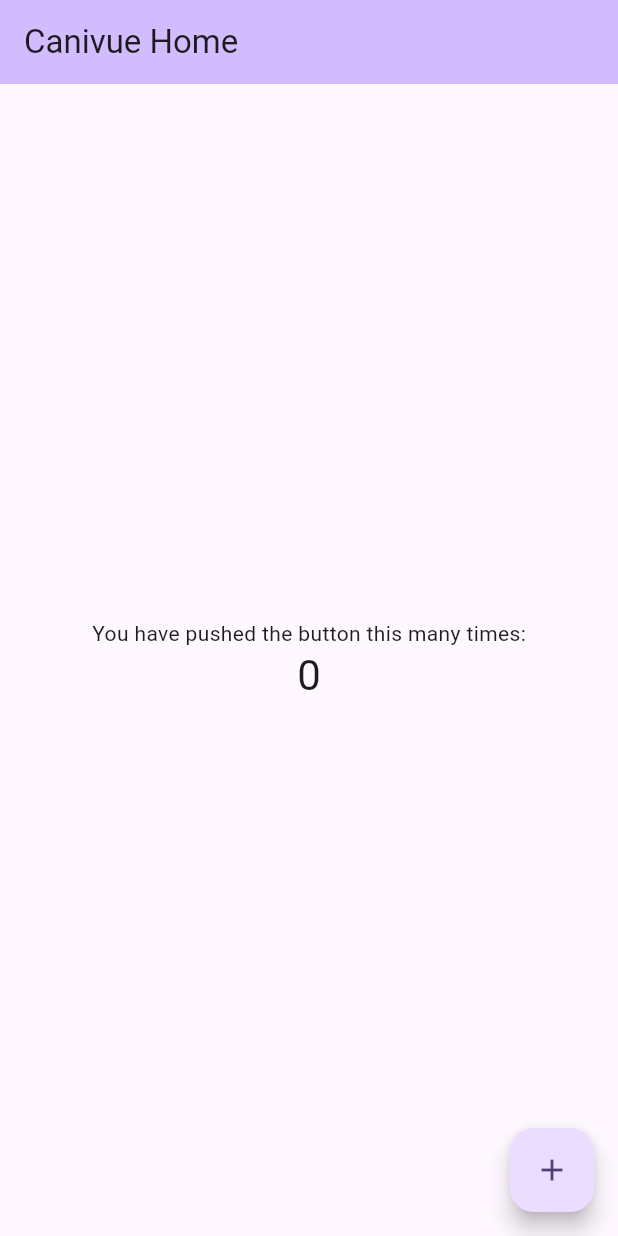
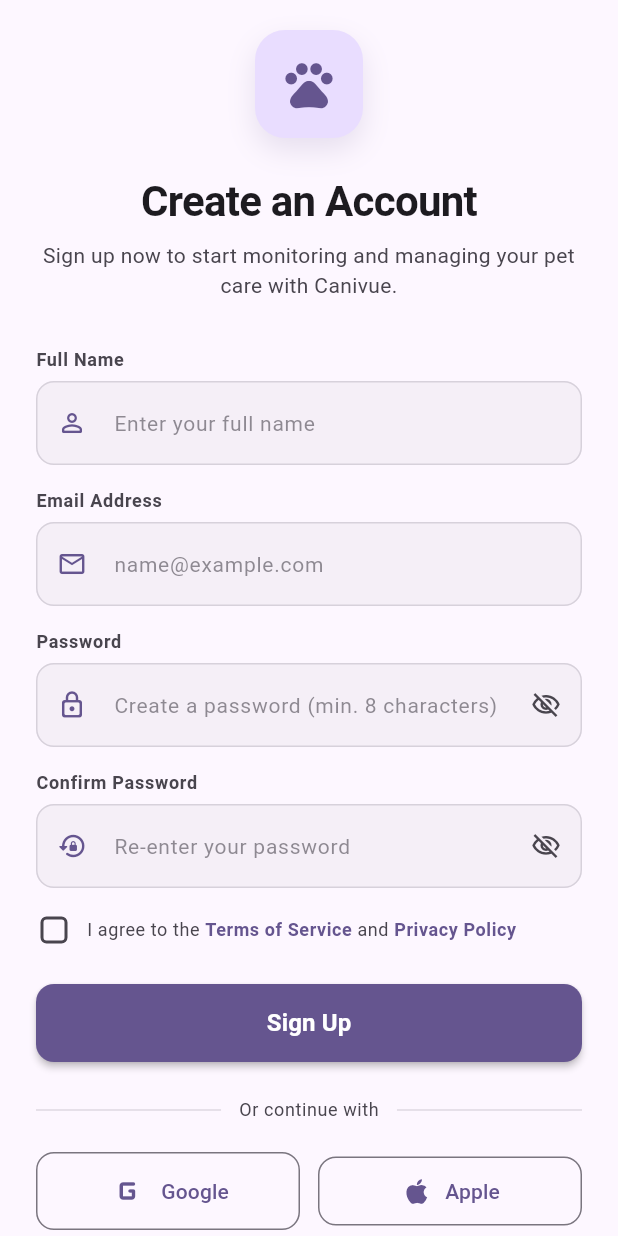
Before and after one commit to indunil-jay/canivue, a Flutter app: the screen it shows after launch, on a phone screen of 412 x 824 dp. Run offline on Flutter 3.47's test engine with Material 3 defaults, Android fonts, the phone set to English and light mode, and no system bars.

Commit message:
feat(auth): implement signup screen with validation and responsive layout

```diff
--- /dev/null
+++ b/lib/features/auth/screens/signup_screen.dart
@@ -0,0 +1,449 @@
+import 'package:flutter/material.dart';
+import 'package:canivue/features/auth/widgets/custom_text_field.dart';
+
+class SignUpScreen extends StatefulWidget {
+  const SignUpScreen({super.key});
+
+  @override
+  State<SignUpScreen> createState() => _SignUpScreenState();
+}
+
+class _SignUpScreenState extends State<SignUpScreen> {
+  final _formKey = GlobalKey<FormState>();
+
+  final _nameController = TextEditingController();
+  final _emailController = TextEditingController();
+  final _passwordController = TextEditingController();
+  final _confirmPasswordController = TextEditingController();
+
+  bool _obscurePassword = true;
+  bool _obscureConfirmPassword = true;
+  bool _agreeToTerms = false;
+  bool _isLoading = false;
+
+  @override
+  void dispose() {
+    _nameController.dispose();
+    _emailController.dispose();
+    _passwordController.dispose();
+    _confirmPasswordController.dispose();
+    super.dispose();
+  }
+
+  void _handleSignUp() async {
+    if (!_formKey.currentState!.validate()) {
+      return;
+    }
+
+    if (!_agreeToTerms) {
+      ScaffoldMessenger.of(context).showSnackBar(
+        SnackBar(
+          content: const Row(
+            children: [
+              Icon(Icons.info_outline, color: Colors.white, size: 20),
+              SizedBox(width: 8),
+              Expanded(
+                child: Text('Please accept the Terms of Service & Privacy Policy.'),
+              ),
+            ],
+          ),
+          backgroundColor: Theme.of(context).colorScheme.error,
+          behavior: SnackBarBehavior.floating,
+          shape: RoundedRectangleBorder(borderRadius: BorderRadius.circular(10)),
+        ),
+      );
+      return;
+    }
+
+    setState(() {
+      _isLoading = true;
+    });
+
+    // Simulate authentication network call
+    await Future.delayed(const Duration(seconds: 2));
+
+    if (!mounted) return;
+
+    setState(() {
+      _isLoading = false;
+    });
+
+    ScaffoldMessenger.of(context).showSnackBar(
+      SnackBar(
+        content: Row(
+          children: [
+            const Icon(Icons.check_circle_outline, color: Colors.white, size: 20),
+            const SizedBox(width: 8),
+            Expanded(
+              child: Text(
+                'Welcome, ${_nameController.text.trim()}! Account created successfully.',
+              ),
+            ),
+          ],
+        ),
+        backgroundColor: Colors.green.shade700,
+        behavior: SnackBarBehavior.floating,
+        shape: RoundedRectangleBorder(borderRadius: BorderRadius.circular(10)),
+      ),
+    );
+  }
+
+  @override
+  Widget build(BuildContext context) {
+    final theme = Theme.of(context);
+    final colorScheme = theme.colorScheme;
+
+    return Scaffold(
+      body: SafeArea(
+        child: Center(
+          child: SingleChildScrollView(
+            physics: const BouncingScrollPhysics(),
+            padding: const EdgeInsets.symmetric(horizontal: 24, vertical: 20),
+            child: ConstrainedBox(
+              constraints: const BoxConstraints(maxWidth: 480),
+              child: Form(
+                key: _formKey,
+                child: Column(
+                  crossAxisAlignment: CrossAxisAlignment.stretch,
+                  children: [
+                    // App Logo / Badge
+                    Center(
+                      child: Container(
+                        height: 72,
+                        width: 72,
+                        decoration: BoxDecoration(
+                          color: colorScheme.primaryContainer,
+                          borderRadius: BorderRadius.circular(20),
+                          boxShadow: [
+                            BoxShadow(
+                              color: colorScheme.primary.withValues(alpha: 0.15),
+                              blurRadius: 16,
+                              offset: const Offset(0, 8),
+                            ),
+                          ],
+                        ),
+                        child: Icon(
+                          Icons.pets_rounded,
+                          size: 38,
+                          color: colorScheme.primary,
+                        ),
+                      ),
+                    ),
+                    const SizedBox(height: 24),
+
+                    // Header Texts
+                    Text(
+                      'Create an Account',
+                      textAlign: TextAlign.center,
+                      style: theme.textTheme.headlineMedium?.copyWith(
+                        fontWeight: FontWeight.bold,
+                        color: colorScheme.onSurface,
+                        letterSpacing: -0.5,
+                      ),
+                    ),
+                    const SizedBox(height: 8),
+                    Text(
+                      'Sign up now to start monitoring and managing your pet care with Canivue.',
+                      textAlign: TextAlign.center,
+                      style: theme.textTheme.bodyMedium?.copyWith(
+                        color: colorScheme.onSurfaceVariant,
+                        height: 1.4,
+                      ),
+                    ),
+                    const SizedBox(height: 32),
+
+                    // Full Name Field
+                    CustomTextField(
+                      controller: _nameController,
+                      label: 'Full Name',
+                      hintText: 'Enter your full name',
+                      prefixIcon: Icons.person_outline_rounded,
+                      validator: (value) {
+                        if (value == null || value.trim().isEmpty) {
+                          return 'Please enter your full name';
+                        }
+                        if (value.trim().length < 2) {
+                          return 'Name must be at least 2 characters';
+                        }
+                        return null;
+                      },
+                    ),
+                    const SizedBox(height: 16),
+
+                    // Email Field
+                    CustomTextField(
+                      controller: _emailController,
+                      label: 'Email Address',
+                      hintText: 'name@example.com',
+                      prefixIcon: Icons.email_outlined,
+                      keyboardType: TextInputType.emailAddress,
+                      validator: (value) {
+                        if (value == null || value.trim().isEmpty) {
+                          return 'Please enter your email address';
+                        }
+                        final emailRegex = RegExp(
+                          r'^[a-zA-Z0-9._%+-]+@[a-zA-Z0-9.-]+\.[a-zA-Z]{2,}$',
+                        );
+                        if (!emailRegex.hasMatch(value.trim())) {
+                          return 'Please enter a valid email address';
+                        }
+                        return null;
+                      },
+                    ),
+                    const SizedBox(height: 16),
+
+                    // Password Field
+                    CustomTextField(
+                      controller: _passwordController,
+                      label: 'Password',
+                      hintText: 'Create a password (min. 8 characters)',
+                      prefixIcon: Icons.lock_outline_rounded,
+                      obscureText: _obscurePassword,
+                      suffixIcon: IconButton(
+                        icon: Icon(
+                          _obscurePassword
+                              ? Icons.visibility_off_outlined
+                              : Icons.visibility_outlined,
+                          color: colorScheme.onSurfaceVariant,
+                          size: 20,
+                        ),
+                        onPressed: () {
+                          setState(() {
+                            _obscurePassword = !_obscurePassword;
+                          });
+                        },
+                      ),
+                      validator: (value) {
+                        if (value == null || value.isEmpty) {
+                          return 'Please enter a password';
+                        }
+                        if (value.length < 8) {
+                          return 'Password must be at least 8 characters';
+                        }
+                        return null;
+                      },
+                    ),
+                    const SizedBox(height: 16),
+
+                    // Confirm Password Field
+                    CustomTextField(
+                      controller: _confirmPasswordController,
+                      label: 'Confirm Password',
+                      hintText: 'Re-enter your password',
+                      prefixIcon: Icons.lock_reset_rounded,
+                      obscureText: _obscureConfirmPassword,
+                      textInputAction: TextInputAction.done,
+                      suffixIcon: IconButton(
+                        icon: Icon(
+                          _obscureConfirmPassword
+                              ? Icons.visibility_off_outlined
+                              : Icons.visibility_outlined,
+                          color: colorScheme.onSurfaceVariant,
+                          size: 20,
+                        ),
+                        onPressed: () {
+                          setState(() {
+                            _obscureConfirmPassword = !_obscureConfirmPassword;
+                          });
+                        },
+                      ),
+                      validator: (value) {
+                        if (value == null || value.isEmpty) {
+                          return 'Please confirm your password';
+                        }
+                        if (value != _passwordController.text) {
+                          return 'Passwords do not match';
+                        }
+                        return null;
+                      },
+                      onFieldSubmitted: (_) => _handleSignUp(),
+                    ),
+                    const SizedBox(height: 16),
+
+                    // Terms & Conditions Checkbox
+                    Row(
+                      crossAxisAlignment: CrossAxisAlignment.center,
+                      children: [
+                        SizedBox(
+                          height: 24,
+                          width: 24,
+                          child: Checkbox(
+                            value: _agreeToTerms,
+                            activeColor: colorScheme.primary,
+                            shape: RoundedRectangleBorder(
+                              borderRadius: BorderRadius.circular(4),
+                            ),
+                            onChanged: (val) {
+                              setState(() {
+                                _agreeToTerms = val ?? false;
+                              });
+                            },
+                          ),
+                        ),
+                        const SizedBox(width: 10),
+                        Expanded(
+                          child: GestureDetector(
+                            onTap: () {
+                              setState(() {
+                                _agreeToTerms = !_agreeToTerms;
+                              });
+                            },
+                            child: RichText(
+                              text: TextSpan(
+                                style: theme.textTheme.bodySmall?.copyWith(
+                                  color: colorScheme.onSurfaceVariant,
+                                ),
+                                children: [
+                                  const TextSpan(text: 'I agree to the '),
+                                  TextSpan(
+                                    text: 'Terms of Service',
+                                    style: TextStyle(
+                                      color: colorScheme.primary,
+                                      fontWeight: FontWeight.w600,
+                                    ),
+                                  ),
+                                  const TextSpan(text: ' and '),
+                                  TextSpan(
+                                    text: 'Privacy Policy',
+                                    style: TextStyle(
+                                      color: colorScheme.primary,
+                                      fontWeight: FontWeight.w600,
+                                    ),
+                                  ),
+                                ],
+                              ),
+                            ),
+                          ),
+                        ),
+                      ],
+                    ),
+                    const SizedBox(height: 24),
+
+                    // Sign Up Submit Button
+                    SizedBox(
+                      height: 52,
+                      child: FilledButton(
+                        onPressed: _isLoading ? null : _handleSignUp,
+                        style: FilledButton.styleFrom(
+                          shape: RoundedRectangleBorder(
+                            borderRadius: BorderRadius.circular(12),
+                          ),
+                          elevation: 2,
+                        ),
+                        child: _isLoading
+                            ? SizedBox(
+                                height: 22,
+                                width: 22,
+                                child: CircularProgressIndicator(
+                                  strokeWidth: 2.5,
+                                  color: colorScheme.onPrimary,
+                                ),
+                              )
+                            : const Text(
+                                'Sign Up',
+                                style: TextStyle(
+                                  fontSize: 16,
+                                  fontWeight: FontWeight.bold,
+                                ),
+                              ),
+                      ),
+                    ),
+                    const SizedBox(height: 24),
+
+                    // Social Sign Up Divider
+                    Row(
+                      children: [
+                        Expanded(
+                          child: Divider(
+                            color: colorScheme.outlineVariant.withValues(alpha: 0.6),
+                          ),
+                        ),
+                        Padding(
+                          padding: const EdgeInsets.symmetric(horizontal: 12),
+                          child: Text(
+                            'Or continue with',
+                            style: theme.textTheme.bodySmall?.copyWith(
+                              color: colorScheme.onSurfaceVariant,
+                            ),
+                          ),
+                        ),
+                        Expanded(
+                          child: Divider(
+                            color: colorScheme.outlineVariant.withValues(alpha: 0.6),
+                          ),
+                        ),
+                      ],
+                    ),
+                    const SizedBox(height: 20),
+
+                    // Social Sign In Buttons
+                    Row(
+                      children: [
+                        Expanded(
+                          child: OutlinedButton.icon(
+                            onPressed: () {},
+                            icon: const Icon(Icons.g_mobiledata_rounded, size: 28),
+                            label: const Text('Google'),
+                            style: OutlinedButton.styleFrom(
+                              padding: const EdgeInsets.symmetric(vertical: 12),
+                              shape: RoundedRectangleBorder(
+                                borderRadius: BorderRadius.circular(12),
+                              ),
+                            ),
+                          ),
+                        ),
+                        const SizedBox(width: 12),
+                        Expanded(
+                          child: OutlinedButton.icon(
+                            onPressed: () {},
+                            icon: const Icon(Icons.apple, size: 22),
+                            label: const Text('Apple'),
+                            style: OutlinedButton.styleFrom(
+                              padding: const EdgeInsets.symmetric(vertical: 12),
+                              shape: RoundedRectangleBorder(
+                                borderRadius: BorderRadius.circular(12),
+                              ),
+                            ),
+                          ),
+                        ),
+                      ],
+                    ),
+                    const SizedBox(height: 28),
+
+                    // Already have an account Footer
+                    Row(
+                      mainAxisAlignment: MainAxisAlignment.center,
+                      children: [
+                        Text(
+                          'Already have an account? ',
+                          style: theme.textTheme.bodyMedium?.copyWith(
+                            color: colorScheme.onSurfaceVariant,
+                          ),
+                        ),
+                        TextButton(
+                          onPressed: () {},
+                          style: TextButton.styleFrom(
+                            padding: EdgeInsets.zero,
+                            minimumSize: Size.zero,
+                            tapTargetSize: MaterialTapTargetSize.shrinkWrap,
+                          ),
+                          child: Text(
+                            'Log In',
+                            style: TextStyle(
+                              fontWeight: FontWeight.bold,
+                              color: colorScheme.primary,
+                            ),
+                          ),
+                        ),
+                      ],
+                    ),
+                  ],
+                ),
+              ),
+            ),
+          ),
+        ),
+      ),
+    );
+  }
+}
--- /dev/null
+++ b/lib/features/auth/widgets/custom_text_field.dart
@@ -0,0 +1,107 @@
+import 'package:flutter/material.dart';
+
+class CustomTextField extends StatelessWidget {
+  const CustomTextField({
+    super.key,
+    required this.controller,
+    required this.label,
+    required this.hintText,
+    required this.prefixIcon,
+    this.suffixIcon,
+    this.obscureText = false,
+    this.keyboardType = TextInputType.text,
+    this.textInputAction = TextInputAction.next,
+    this.validator,
+    this.onFieldSubmitted,
+  });
+
+  final TextEditingController controller;
+  final String label;
+  final String hintText;
+  final IconData prefixIcon;
+  final Widget? suffixIcon;
+  final bool obscureText;
+  final TextInputType keyboardType;
+  final TextInputAction textInputAction;
+  final String? Function(String?)? validator;
+  final void Function(String)? onFieldSubmitted;
+
+  @override
+  Widget build(BuildContext context) {
+    final theme = Theme.of(context);
+
+    return Column(
+      crossAxisAlignment: CrossAxisAlignment.start,
+      children: [
+        Text(
+          label,
+          style: theme.textTheme.labelMedium?.copyWith(
+            fontWeight: FontWeight.w600,
+            color: theme.colorScheme.onSurfaceVariant,
+          ),
+        ),
+        const SizedBox(height: 6),
+        TextFormField(
+          controller: controller,
+          obscureText: obscureText,
+          keyboardType: keyboardType,
+          textInputAction: textInputAction,
+          validator: validator,
+          onFieldSubmitted: onFieldSubmitted,
+          autovalidateMode: AutovalidateMode.onUserInteraction,
+          decoration: InputDecoration(
+            hintText: hintText,
+            hintStyle: TextStyle(
+              color: theme.colorScheme.onSurfaceVariant.withValues(alpha: 0.6),
+              fontSize: 14,
+            ),
+            prefixIcon: Icon(
+              prefixIcon,
+              color: theme.colorScheme.primary,
+              size: 20,
+            ),
+            suffixIcon: suffixIcon,
+            filled: true,
+            fillColor: theme.colorScheme.surfaceContainerHighest.withValues(alpha: 0.35),
+            contentPadding: const EdgeInsets.symmetric(horizontal: 16, vertical: 16),
+            border: OutlineInputBorder(
+              borderRadius: BorderRadius.circular(12),
+              borderSide: BorderSide(
+                color: theme.colorScheme.outlineVariant,
+                width: 1,
+              ),
+            ),
+            enabledBorder: OutlineInputBorder(
+              borderRadius: BorderRadius.circular(12),
+              borderSide: BorderSide(
+                color: theme.colorScheme.outlineVariant.withValues(alpha: 0.7),
+                width: 1,
+              ),
+            ),
+            focusedBorder: OutlineInputBorder(
+              borderRadius: BorderRadius.circular(12),
+              borderSide: BorderSide(
+                color: theme.colorScheme.primary,
+                width: 1.8,
+              ),
+            ),
+            errorBorder: OutlineInputBorder(
+              borderRadius: BorderRadius.circular(12),
+              borderSide: BorderSide(
+                color: theme.colorScheme.error,
+                width: 1.2,
+              ),
+            ),
+            focusedErrorBorder: OutlineInputBorder(
+              borderRadius: BorderRadius.circular(12),
+              borderSide: BorderSide(
+                color: theme.colorScheme.error,
+                width: 1.8,
+              ),
+            ),
+          ),
+        ),
+      ],
+    );
+  }
+}
--- a/lib/main.dart
+++ b/lib/main.dart
@@ -1,67 +1,30 @@
 import 'package:flutter/material.dart';
+import 'package:canivue/features/auth/screens/signup_screen.dart';
 
 void main() {
-  runApp(const MyApp());
+  runApp(const CanivueApp());
 }
 
-class MyApp extends StatelessWidget {
-  const MyApp({super.key});
+class CanivueApp extends StatelessWidget {
+  const CanivueApp({super.key});
 
   @override
   Widget build(BuildContext context) {
     return MaterialApp(
       title: 'Canivue',
+      debugShowCheckedModeBanner: false,
       theme: ThemeData(
-        colorScheme: ColorScheme.fromSeed(seedColor: Colors.deepPurple),
         useMaterial3: true,
+        colorScheme: ColorScheme.fromSeed(
+          seedColor: const Color(0xFF6750A4),
+          brightness: Brightness.light,
+        ),
+        inputDecorationTheme: InputDecorationTheme(
+          filled: true,
+          fillColor: Colors.grey.shade50,
+        ),
       ),
-      home: const MyHomePage(title: 'Canivue Home'),
+      home: const SignUpScreen(),
     );
   }
 }
-
-class MyHomePage extends StatefulWidget {
-  const MyHomePage({super.key, required this.title});
-
-  final String title;
-
-  @override
-  State<MyHomePage> createState() => _MyHomePageState();
-}
-
-class _MyHomePageState extends State<MyHomePage> {
-  int _counter = 0;
-
-  void _incrementCounter() {
-    setState(() {
-      _counter++;
-    });
-  }
-
-  @override
-  Widget build(BuildContext context) {
-    return Scaffold(
-      appBar: AppBar(
-        backgroundColor: Theme.of(context).colorScheme.inversePrimary,
-        title: Text(widget.title),
-      ),
-      body: Center(
-        child: Column(
-          mainAxisAlignment: MainAxisAlignment.center,
-          children: <Widget>[
-            const Text('You have pushed the button this many times:'),
-            Text(
-              '$_counter',
-              style: Theme.of(context).textTheme.headlineMedium,
-            ),
-          ],
-        ),
-      ),
-      floatingActionButton: FloatingActionButton(
-        onPressed: _incrementCounter,
-        tooltip: 'Increment',
-        child: const Icon(Icons.add),
-      ),
-    );
-  }
-}
```
Also changed, not shown: 1 other file.
